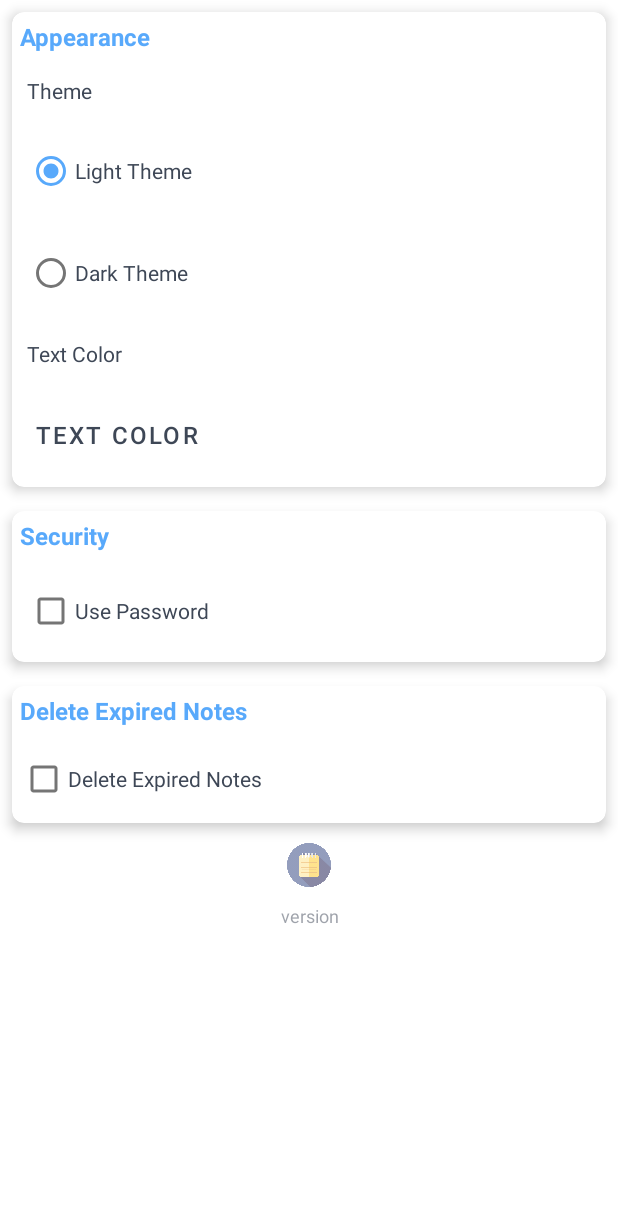
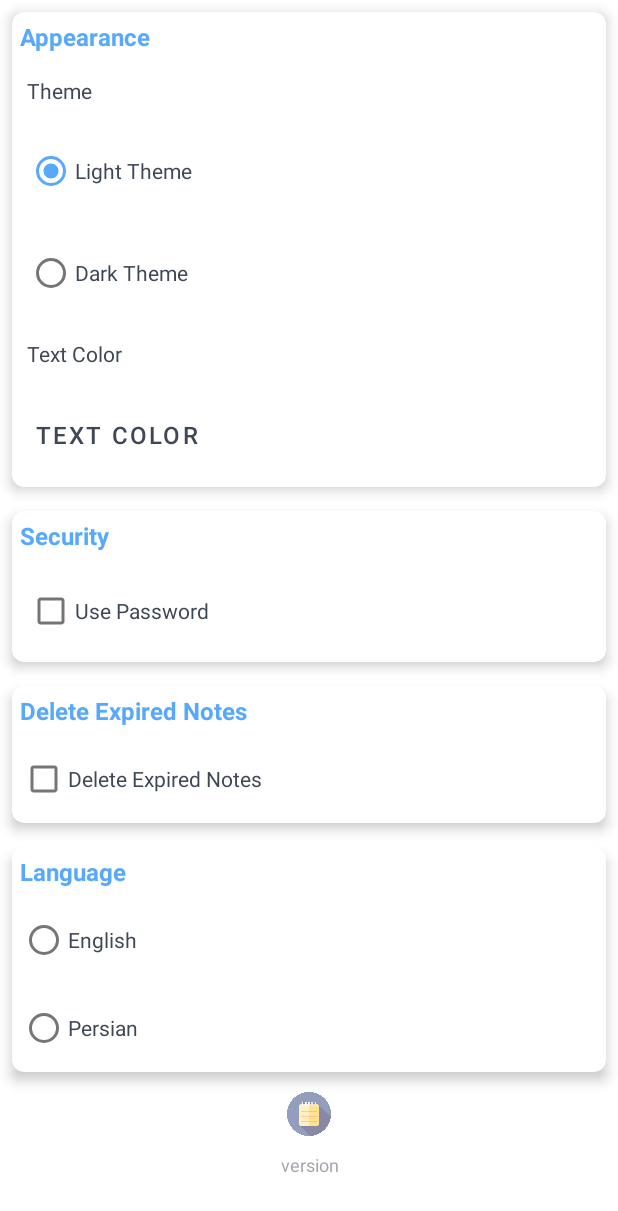
Before and after one commit to KeyvanSa/NoteBook, an Android app: the layout activity_settings.xml on its own in the app's theme, with its tools: preview values and no code run, on a phone screen of 412 x 824 dp. Shown: the top 1211 px of the screen. Run offline under Robolectric (Android 15) with nearby library versions, the phone set to English and light mode, and no system bars.

Commit message:
The ability to change the language

```diff
--- a/app/src/main/java/ebookline/notepad/Activity/MainActivity.java
+++ b/app/src/main/java/ebookline/notepad/Activity/MainActivity.java
@@ -78,6 +78,10 @@ public class MainActivity extends AppCompatActivity implements NoteAdapter.ItemC
         helper = new HelperClass(this);
         shared = new SharedHelper(this);
         db = new DBHelper(this);
+
+        try{
+            helper.setApplicationLanguage();
+        }catch (Exception ignored){}
 
         try {
             if(shared.getBoolean(Constants.USE_EXPIRED_NOTE))
--- a/app/src/main/java/ebookline/notepad/App.java
+++ b/app/src/main/java/ebookline/notepad/App.java
@@ -3,6 +3,7 @@ package ebookline.notepad;
 import android.app.Application;
 import android.content.ContextWrapper;
 
+import ebookline.notepad.Util.HelperClass;
 import io.github.inflationx.calligraphy3.CalligraphyConfig;
 import io.github.inflationx.calligraphy3.CalligraphyInterceptor;
 import io.github.inflationx.viewpump.ViewPump;
--- a/app/src/main/java/ebookline/notepad/Util/Constants.java
+++ b/app/src/main/java/ebookline/notepad/Util/Constants.java
@@ -42,6 +42,10 @@ public class Constants
 
     public static final String USE_EXPIRED_NOTE="use_expired_note";
 
+    public static final String LANGUAGE="language";
+    public static final String ENGLISH="en";
+    public static final String PERSIAN="fa";
+
     public static final boolean bazzar_or_myket = false; // true is bazzar
 
 }
--- a/app/src/main/res/layout/activity_settings.xml
+++ b/app/src/main/res/layout/activity_settings.xml
@@ -285,6 +285,60 @@
             </LinearLayout>
         </androidx.cardview.widget.CardView>
 
+        <androidx.cardview.widget.CardView
+            android:id="@+id/cardView4"
+            android:layout_width="match_parent"
+            android:layout_height="wrap_content"
+            android:layout_margin="8dp"
+            app:cardBackgroundColor="?attr/backgroundColor"
+            app:cardCornerRadius="8dp"
+            app:cardElevation="5dp">
+            <LinearLayout
+                android:orientation="vertical"
+                android:layout_width="match_parent"
+                android:layout_height="wrap_content">
+                <TextView
+                    android:id="@+id/textViewTitle4"
+                    style="@style/textViewTitle"
+                    android:layout_width="match_parent"
+                    android:layout_height="wrap_content"
+                    android:layout_margin="5dp"
+                    android:maxLines="1"
+                    android:text="@string/language"
+                    android:textColor="?attr/colorAccent"
+                    android:textSize="16sp"
+                    android:textStyle="bold" />
+
+               <RadioGroup
+                   android:orientation="vertical"
+                   android:layout_width="match_parent"
+                   android:layout_height="wrap_content">
+
+                   <com.google.android.material.radiobutton.MaterialRadioButton
+                       android:id="@+id/radioButtonEnglishLanguage"
+                       style="@style/textViewTitle"
+                       android:layout_width="match_parent"
+                       android:layout_height="wrap_content"
+                       android:layout_below="@id/textViewTitle2"
+                       android:layout_margin="5dp"
+                       android:text="@string/english"
+                       android:textSize="14sp" />
+
+                   <com.google.android.material.radiobutton.MaterialRadioButton
+                       android:id="@+id/radioButtonPersianLanguage"
+                       style="@style/textViewTitle"
+                       android:layout_width="match_parent"
+                       android:layout_height="wrap_content"
+                       android:layout_below="@id/textViewTitle2"
+                       android:layout_margin="5dp"
+                       android:text="@string/persian"
+                       android:textSize="14sp" />
+
+               </RadioGroup>
+
+            </LinearLayout>
+        </androidx.cardview.widget.CardView>
+
         <ImageView
             android:layout_width="40dp"
             android:layout_height="40dp"
--- a/app/src/main/res/values/strings.xml
+++ b/app/src/main/res/values/strings.xml
@@ -96,6 +96,9 @@
     <string name="expired_notes_days">Maximum days to keeping notes</string>
     <string name="security_question_information">Risk the security question if you forget it,it iis not possible to recover the password enter the program</string>
     <string name="expire_notes_information">If this option is active, the notes that are more than the 30 days in the program\'s trash will be automatically deleted.</string>
+    <string name="language">Language</string>
+    <string name="english">English</string>
+    <string name="persian">Persian</string>
 
     <string name="notes_restore">Notes have been successfully retrieved</string>
     <string name="notes_restore_error">Error retrieving notes</string>
```
Also changed, not shown: app/src/main/java/ebookline/notepad/Activity/SettingsActivity.java (+15 -0 lines), app/src/main/java/ebookline/notepad/Util/HelperClass.java (+25 -5 lines), 1 other file.
